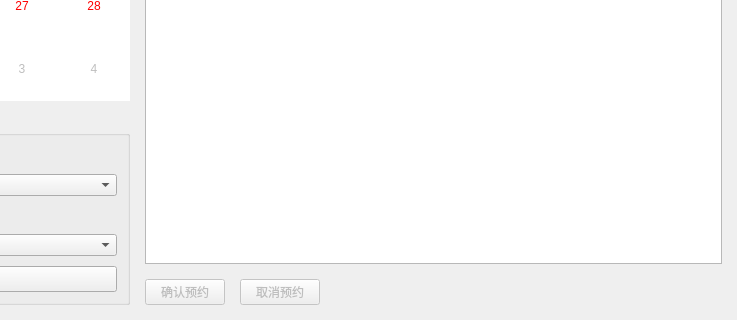
This is appointmentview.ui in jiaminxu-design/qt-medical_system as Qt 5 draws it before an edit; both pictures show x 463 to 1200 and y 380 to 700 of the 1200 by 700 pixel window. The edited form follows.
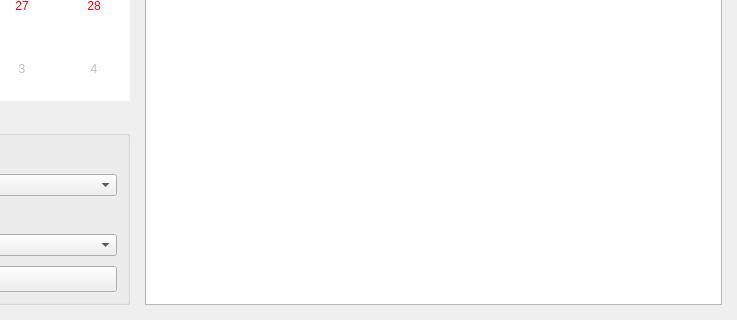
This is the edited form.

Commit message: 初步实现了预约管理添加操作，但还需改进

What changed in the file:
```diff
--- a/appointmentview.ui
+++ b/appointmentview.ui
@@ -202,44 +202,6 @@
        </property>
       </widget>
      </item>
-     <!-- 状态修改按钮（确认/取消预约） -->
-     <item>
-      <layout class="QHBoxLayout" name="horizontalLayout_3">
-       <item>
-        <widget class="QPushButton" name="btConfirm">
-         <property name="text">
-          <string>确认预约</string>
-         </property>
-         <property name="enabled">
-          <bool>false</bool>
-         </property>
-        </widget>
-       </item>
-       <item>
-        <widget class="QPushButton" name="btCancel">
-         <property name="text">
-          <string>取消预约</string>
-         </property>
-         <property name="enabled">
-          <bool>false</bool>
-         </property>
-        </widget>
-       </item>
-       <item>
-        <spacer name="horizontalSpacer2">
-         <property name="orientation">
-          <enum>Qt::Horizontal</enum>
-         </property>
-         <property name="sizeHint" stdset="0">
-          <size>
-           <width>40</width>
-           <height>20</height>
-          </size>
-         </property>
-        </spacer>
-       </item>
-      </layout>
-     </item>
     </layout>
    </item>
   </layout>
```
Left out of the diff: 58 changed lines with no effect on the pictures. The commit also changes 8 other files.
